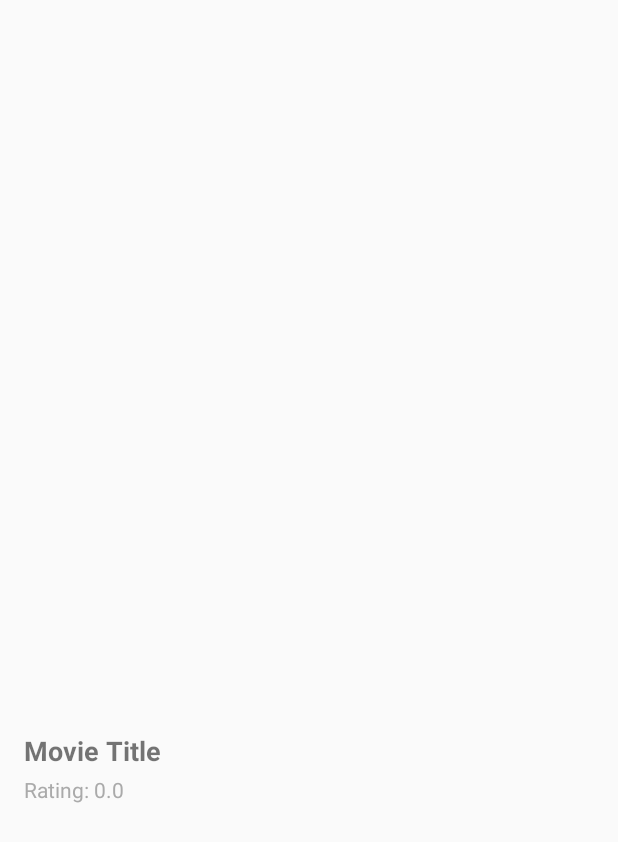
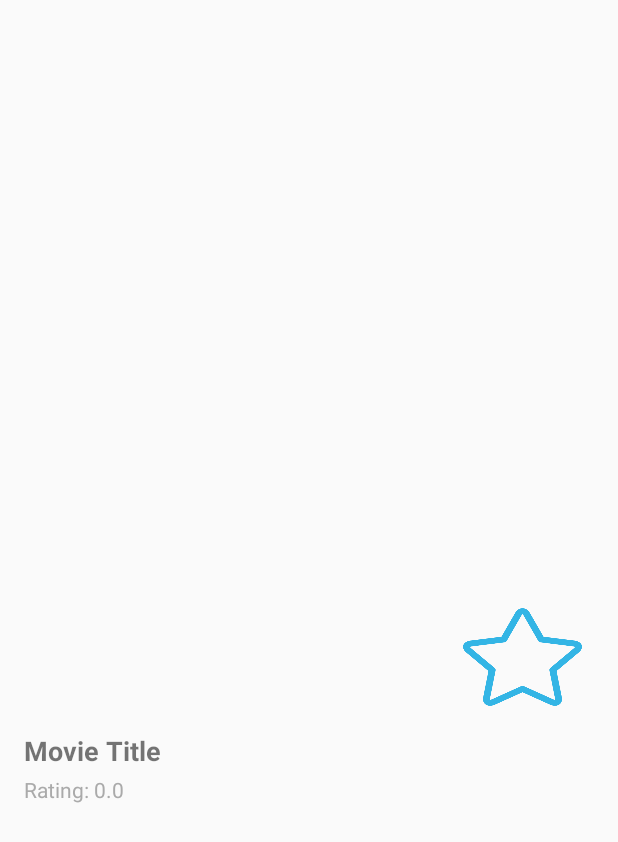
Before and after one commit to yasinhessnawi1/1-2-watch, an Android app: the layout media_item_layout.xml on its own in the app's theme, with its tools: preview values and no code run, on a phone screen of 412 x 824 dp. Shown: the top 842 px of the screen. Run offline under Robolectric (Android 15) with nearby library versions, the phone set to English and light mode, and no system bars.

Commit message:
(#) I add the save to user list (Add to favorite) (THIS WILL BE USED LATER FOR USER PAGE)

```diff
--- a/app/src/main/res/layout/media_item_layout.xml
+++ b/app/src/main/res/layout/media_item_layout.xml
@@ -4,28 +4,51 @@
     android:orientation="vertical"
     android:padding="16dp">
 
-    <ImageView
-        android:id="@+id/mediaImageView"
-        android:layout_width="378dp"
+    <!-- FrameLayout for overlaying button on ImageView -->
+    <FrameLayout
+        android:layout_width="match_parent"
         android:layout_height="464dp"
-        android:layout_marginBottom="8dp"
-        android:scaleType="centerCrop" />
+        android:layout_marginBottom="8dp">
 
+        <!-- ImageView for movie poster -->
+        <ImageView
+            android:id="@+id/mediaImageView"
+            android:layout_width="match_parent"
+            android:layout_height="match_parent"
+            android:scaleType="centerCrop" />
+
+        <!-- Save Button positioned at the bottom left corner -->
+        <ImageButton
+            android:id="@+id/saveButton"
+            android:layout_width="79dp"
+            android:layout_height="68dp"
+            android:layout_gravity="bottom|end"
+            android:layout_margin="8dp"
+            android:background="@drawable/save"
+            android:backgroundTint="@android:color/holo_blue_light"
+            android:contentDescription="Save"
+            android:padding="4dp"
+            android:scaleType="centerInside" />
+
+    </FrameLayout>
+
+    <!-- TextView for movie title -->
     <TextView
         android:id="@+id/mediaTitleTextView"
         android:layout_width="wrap_content"
         android:layout_height="wrap_content"
+        android:layout_marginBottom="4dp"
         android:text="Movie Title"
         android:textSize="18sp"
-        android:textStyle="bold"
-        android:layout_marginBottom="4dp" />
+        android:textStyle="bold" />
 
+    <!-- TextView for movie rating -->
     <TextView
         android:id="@+id/mediaRatingTextView"
         android:layout_width="wrap_content"
         android:layout_height="wrap_content"
         android:text="Rating: 0.0"
-        android:textSize="14sp"
-        android:textColor="@android:color/darker_gray" />
+        android:textColor="@android:color/darker_gray"
+        android:textSize="14sp" />
 
 </LinearLayout>
```
Also changed, not shown: app/src/main/java/com/example/a1_2_watch/adapters/MediaAdapter.kt (+10 -5 lines), app/src/main/java/com/example/a1_2_watch/ui/HomeActivity.kt (+19 -6 lines), app/src/main/res/drawable/save.png (added).
